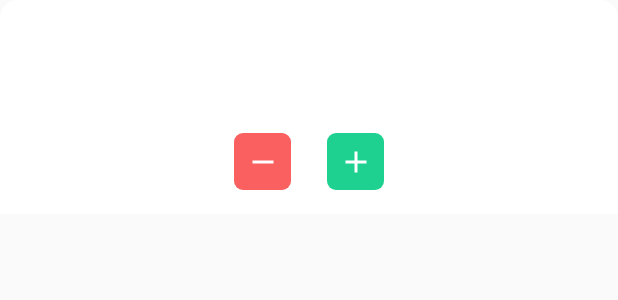
After one commit to ViktorPetrovski/Euro2020Collection, an Android app: the layout dialog_sticker_details.xml on its own in the app's theme, with its tools: preview values and no code run, on a phone screen of 412 x 824 dp. The commit adds this screen. Shown: the top 300 px of the screen. Run offline under Robolectric (Android 15) with nearby library versions, the phone set to English and light mode, and no system bars.

Commit message:
Working app

```diff
--- /dev/null
+++ b/app/src/main/res/drawable/bg_add_amount.xml
@@ -0,0 +1,5 @@
+<?xml version="1.0" encoding="utf-8"?>
+<shape xmlns:android="http://schemas.android.com/apk/res/android">
+    <solid android:color="@color/positive"/>
+    <corners android:radius="6dp"/>
+</shape>
--- /dev/null
+++ b/app/src/main/res/drawable/bg_dialog.xml
@@ -0,0 +1,5 @@
+<?xml version="1.0" encoding="utf-8"?>
+<shape xmlns:android="http://schemas.android.com/apk/res/android">
+    <solid android:color="@color/white"/>
+    <corners android:topLeftRadius="12dp" android:topRightRadius="12dp"/>
+</shape>
--- /dev/null
+++ b/app/src/main/res/drawable/bg_remove_amount.xml
@@ -0,0 +1,5 @@
+<?xml version="1.0" encoding="utf-8"?>
+<shape xmlns:android="http://schemas.android.com/apk/res/android">
+    <solid android:color="@color/negative"/>
+    <corners android:radius="6dp"/>
+</shape>
--- /dev/null
+++ b/app/src/main/res/drawable/ic_add.xml
@@ -0,0 +1,5 @@
+<vector android:height="24dp" android:tint="#FFFFFF"
+    android:viewportHeight="24" android:viewportWidth="24"
+    android:width="24dp" xmlns:android="http://schemas.android.com/apk/res/android">
+    <path android:fillColor="@android:color/white" android:pathData="M19,13h-6v6h-2v-6H5v-2h6V5h2v6h6v2z"/>
+</vector>
--- /dev/null
+++ b/app/src/main/res/drawable/ic_remove.xml
@@ -0,0 +1,5 @@
+<vector android:height="24dp" android:tint="#FFFFFF"
+    android:viewportHeight="24" android:viewportWidth="24"
+    android:width="24dp" xmlns:android="http://schemas.android.com/apk/res/android">
+    <path android:fillColor="@android:color/white" android:pathData="M19,13H5v-2h14v2z"/>
+</vector>
--- /dev/null
+++ b/app/src/main/res/layout/dialog_sticker_details.xml
@@ -0,0 +1,82 @@
+<?xml version="1.0" encoding="utf-8"?>
+<androidx.constraintlayout.widget.ConstraintLayout xmlns:android="http://schemas.android.com/apk/res/android"
+    android:layout_width="match_parent"
+    android:layout_height="wrap_content"
+    android:paddingBottom="16dp"
+    android:paddingTop="12dp"
+    android:background="@drawable/bg_dialog"
+    xmlns:app="http://schemas.android.com/apk/res-auto">
+
+    <androidx.appcompat.widget.AppCompatTextView
+        android:id="@+id/stickerNumber"
+        android:layout_width="match_parent"
+        android:layout_height="wrap_content"
+        android:textSize="28sp"
+        android:layout_marginTop="6dp"
+        android:textColor="@color/primary_text"
+        android:layout_margin="4dp"
+        android:gravity="center"
+        android:fontFamily="@font/beau_sans_pro_bold"
+        app:layout_constraintStart_toStartOf="parent"
+        app:layout_constraintEnd_toEndOf="parent"
+        app:layout_constraintTop_toTopOf="parent"/>
+
+    <androidx.appcompat.widget.AppCompatTextView
+        android:id="@+id/stickerName"
+        android:layout_width="match_parent"
+        android:layout_height="wrap_content"
+        android:textSize="16sp"
+        android:layout_marginTop="6dp"
+        android:textColor="@color/primary_text"
+        android:layout_margin="4dp"
+        android:gravity="center"
+        android:fontFamily="@font/beau_sans_pro_regular"
+        app:layout_constraintStart_toStartOf="parent"
+        app:layout_constraintEnd_toEndOf="parent"
+        app:layout_constraintTop_toBottomOf="@id/stickerNumber"/>
+
+
+
+    <androidx.appcompat.widget.AppCompatImageButton
+        android:id="@+id/removeAmount"
+        android:layout_width="@dimen/add_remove_btn_size"
+        android:layout_height="@dimen/add_remove_btn_size"
+        android:padding="4dp"
+        android:layout_marginEnd="12dp"
+        android:src="@drawable/ic_remove"
+        android:layout_marginTop="12dp"
+        android:background="@drawable/bg_remove_amount"
+        app:layout_constraintTop_toBottomOf="@id/stickerName"
+        app:layout_constraintEnd_toStartOf="@id/amount"/>
+
+    <androidx.appcompat.widget.AppCompatImageButton
+        android:id="@+id/addAmount"
+        android:layout_width="@dimen/add_remove_btn_size"
+        android:layout_height="@dimen/add_remove_btn_size"
+        android:padding="4dp"
+        android:layout_marginStart="12dp"
+        android:src="@drawable/ic_add"
+        android:layout_marginTop="12dp"
+        android:background="@drawable/bg_add_amount"
+        android:foreground="?attr/selectableItemBackground"
+        app:layout_constraintTop_toBottomOf="@id/stickerName"
+        app:layout_constraintStart_toEndOf="@id/amount"/>
+
+    <androidx.appcompat.widget.AppCompatTextView
+        android:id="@+id/amount"
+        android:layout_width="wrap_content"
+        android:layout_height="wrap_content"
+        android:textSize="20sp"
+        android:layout_marginTop="6dp"
+        android:textColor="@color/primary_text"
+        android:layout_margin="4dp"
+        android:gravity="center"
+        android:fontFamily="@font/beau_sans_pro_bold"
+        android:foreground="?attr/selectableItemBackground"
+        app:layout_constraintStart_toStartOf="parent"
+        app:layout_constraintEnd_toEndOf="parent"
+        app:layout_constraintTop_toTopOf="@id/removeAmount"
+        app:layout_constraintBottom_toBottomOf="@id/removeAmount"/>
+
+
+</androidx.constraintlayout.widget.ConstraintLayout>
--- a/app/src/main/res/values/colors.xml
+++ b/app/src/main/res/values/colors.xml
@@ -23,4 +23,7 @@
 
     <color name="orange">#D89C28</color>
     <color name="blue">#00AEB5</color>
+
+    <color name="positive">#1fd190</color>
+    <color name="negative">#FA6060</color>
 </resources>
--- a/app/src/main/res/values/dimens.xml
+++ b/app/src/main/res/values/dimens.xml
@@ -1,6 +1,7 @@
 <resources>
     <dimen name="fab_margin">16dp</dimen>
-    <dimen name="sticker_cell_height">64dp</dimen>
+    <dimen name="sticker_cell_height">54dp</dimen>
     <dimen name="drawer_header_height">220dp</dimen>
     <dimen name="margin_start_drawer">8dp</dimen>
+    <dimen name="add_remove_btn_size">38dp</dimen>
 </resources>
--- a/app/src/main/res/values/strings.xml
+++ b/app/src/main/res/values/strings.xml
@@ -15,6 +15,7 @@
     <string name="restore_all_stickers">Restore All Stickers</string>
     <string name="share_app">Share App</string>
     <string name="about">About</string>
-    <string name="export_stickers">Export Stickers</string>
+    <string name="share_missing">Share Missing Stickers</string>
     <string name="import_stickers">Import Stickers</string>
+    <string name="export_string">EURO 2020 Tournament Edition\n\nThese are my missing stickers:\n%s</string>
 </resources>
--- a/app/src/main/res/values/themes.xml
+++ b/app/src/main/res/values/themes.xml
@@ -20,4 +20,9 @@
         <item name="windowActionBar">false</item>
         <item name="windowNoTitle">true</item>
     </style>
+
+    <style name="DialogAnimation">
+        <item name="android:windowEnterAnimation">@anim/slide_up</item>
+        <item name="android:windowExitAnimation">@anim/slide_down</item>
+    </style>
 </resources>
```
Also changed, not shown: app/src/main/java/com/euro/sticker/gallery/ui/StickersGalleryViewModel.kt (+31 -0 lines), app/src/main/java/com/euro/sticker/gallery/ui/adapter/StickersRecyclerView.kt (+10 -3 lines), app/src/main/java/com/euro/sticker/gallery/ui/dialog/StickerDialogFragment.kt (added, +84 -0 lines), app/src/main/java/com/euro/sticker/gallery/ui/drawer/DrawerMenuView.kt (+19 -0 lines), app/src/main/res/anim/slide_down.xml (added, +8 -0 lines), app/src/main/res/anim/slide_up.xml (added, +8 -0 lines), app/src/main/res/layout/view_drawer.xml (+11 -11 lines).
